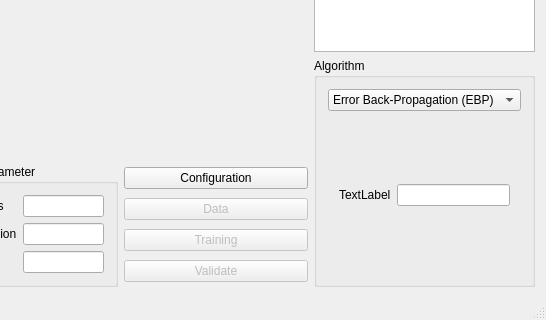
Before: the Qt Designer form mainwindow.ui in gongzhitaao/nbn-ui, drawn with Qt 5; both pictures show x 268 to 814 and y 307 to 627 of the 814 by 627 pixel window.
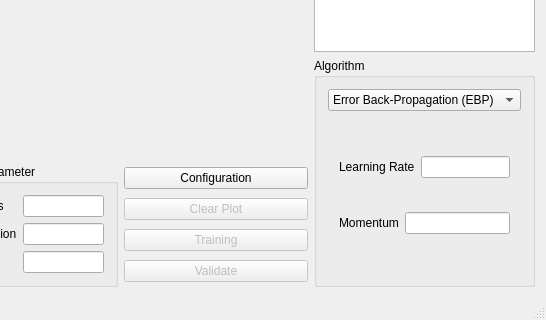
After: the same form once the commit is applied. The open tabs and pages were chosen to show the change. Custom widgets are drawn as their Qt base class.

Diff of the .ui file:
```diff
--- a/mainwindow.ui
+++ b/mainwindow.ui
@@ -61,16 +61,26 @@
          </property>
          <widget class="QWidget" name="page">
           <layout class="QGridLayout" name="gridLayout_4">
-           <item row="0" column="0">
+           <item row="0" column="0" colspan="2">
             <widget class="QLabel" name="label_5">
              <property name="text">
-              <string>TextLabel</string>
+              <string>Learning Rate</string>
              </property>
             </widget>
            </item>
-           <item row="0" column="1">
+           <item row="0" column="2">
             <widget class="QLineEdit" name="lineEdit_5"/>
            </item>
+           <item row="1" column="0">
+            <widget class="QLabel" name="label_11">
+             <property name="text">
+              <string>Momentum</string>
+             </property>
+            </widget>
+           </item>
+           <item row="1" column="1" colspan="2">
+            <widget class="QLineEdit" name="lineEdit_11"/>
+           </item>
           </layout>
          </widget>
          <widget class="QWidget" name="page_2">
@@ -246,7 +256,7 @@
          <bool>false</bool>
         </property>
         <property name="text">
-         <string>Data</string>
+         <string>Clear Plot</string>
         </property>
        </widget>
       </item>
```
Left out of the diff: 4 changed lines with no effect on the pictures.
